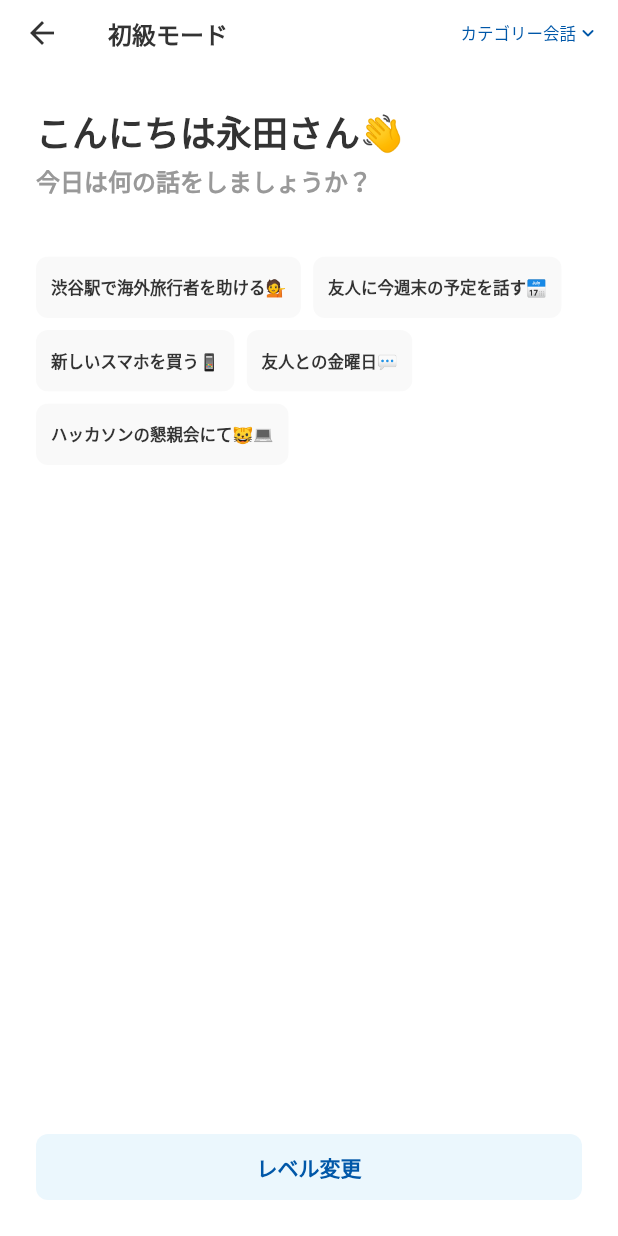
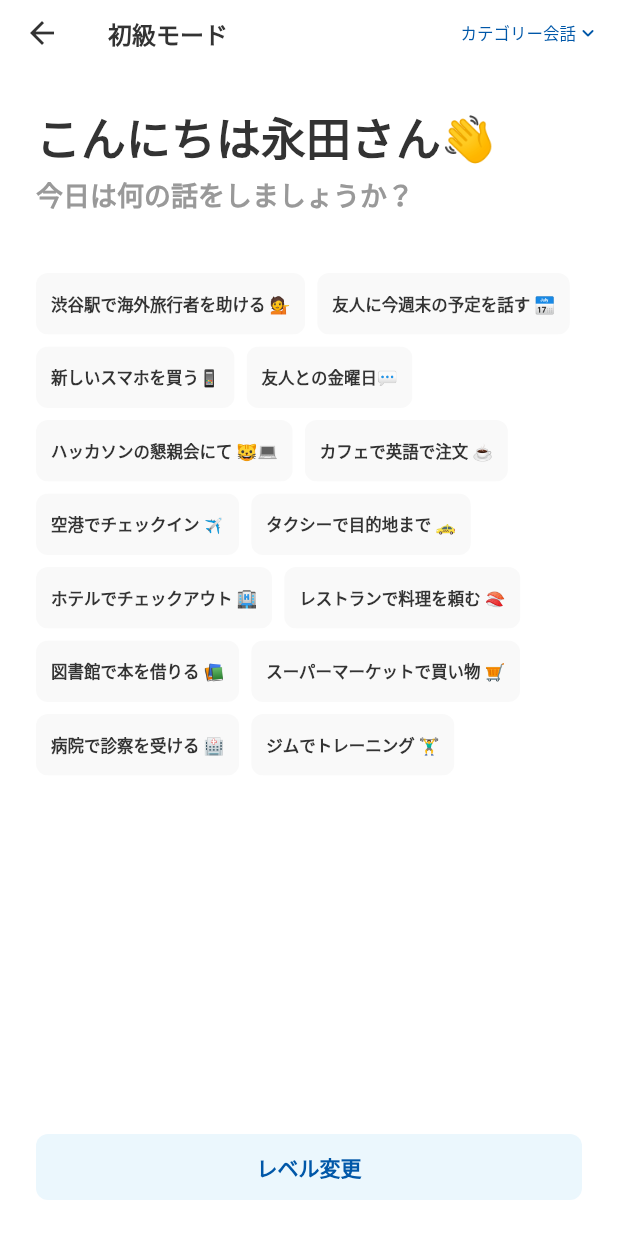
Before and after one commit to nagacotaco/team-tasan-tech, a Flutter app: the HomePage screen opened directly, on a phone screen of 412 x 824 dp. Run offline on Flutter 3.47's test engine with Material 2 defaults, Android fonts, the light colour scheme and no system bars; our stand-ins replace animated_text_kit, cloud_firestore, firebase_auth, firebase_core, flutter_riverpod, freezed_annotation and 3 more; missing offline and left inert: dart_openai; accounts and stored records are empty; generated files the repository leaves out were written again; Roboto replaces fonts that are missing (LineSeed).

Commit message:
♻️ UIを修正

```diff
--- a/lib/app/app_styles.dart
+++ b/lib/app/app_styles.dart
@@ -178,7 +178,6 @@ class AppStyle {
       titleTextStyle: text.titleMediumBold,
       toolbarTextStyle: text.titleMedium,
       backgroundColor: colors.backgroundColors.white,
-      // `toolbarHeight`はsliverAppBarには適応されないので個別の設定が必要
       toolbarHeight: dimens.appBarHeight,
       surfaceTintColor: colors.backgroundColors.white,
       elevation: 0,
@@ -196,7 +195,6 @@ class AppStyle {
       inputDecorationTheme: inputDecorationTheme,
       textSelectionTheme: textSelectionThemeData,
       appBarTheme: appBarTheme,
-      // todo 商用利用可能だがライセンスの表記が推奨されているため記載方法を検討する
       fontFamily: 'LineSeed',
       splashColor: colors.keyColor.transparent,
     );
--- a/lib/features/chat/application/providers/state/chat_page_notifier.dart
+++ b/lib/features/chat/application/providers/state/chat_page_notifier.dart
@@ -25,7 +25,7 @@ class ChatPageNotifier extends _$ChatPageNotifier {
   int counter = 0;
 
   /// 会話ラリーの上限
-  final int maxCounter = 10;
+  final int maxCounter = 7;
 
   // 進捗（0.0 ~ 1.0）
   double get progress => counter / maxCounter;
--- a/lib/features/chat/presentation/chat_page.dart
+++ b/lib/features/chat/presentation/chat_page.dart
@@ -144,8 +144,7 @@ class ChatPage extends ConsumerWidget {
                     InkWell(
                       onTap: () async {
                         await pageNotifier.onSendMessage();
-                        if (!pageState.isLoading &&
-                            pageNotifier.counter >= 10) {
+                        if (!pageState.isLoading && pageNotifier.counter >= 7) {
                           // 完了した会話を保持
                           pageNotifier.setFinishedConversation();
                           // ignore: use_build_context_synchronously
--- a/lib/features/home/domain/enum/themes.dart
+++ b/lib/features/home/domain/enum/themes.dart
@@ -3,7 +3,17 @@ enum Themes {
   weekend,
   phone,
   friend,
-  hackathon;
+  hackathon,
+  cafe,
+  airport,
+  taxi,
+  hotel,
+  restaurant,
+  library,
+  supermarket,
+  hospital,
+  gym,
+  ;
 
   String get keyStringEn {
     switch (this) {
@@ -17,21 +27,57 @@ enum Themes {
         return 'You are my friend. Invite me only for tonight.';
       case Themes.hackathon:
         return 'You and I are attending a reception at an app development event. Please talk to me.';
+      case Themes.cafe:
+        return 'You are ordering a drink at a cafe.';
+      case Themes.airport:
+        return 'You are at the airport and want to check in for your flight.';
+      case Themes.taxi:
+        return 'You want to go to a specific location using a taxi.';
+      case Themes.hotel:
+        return 'You want to check out from the hotel.';
+      case Themes.restaurant:
+        return 'You want to order food at a restaurant.';
+      case Themes.library:
+        return 'You are at the library and want to borrow a book.';
+      case Themes.supermarket:
+        return 'You are doing grocery shopping at the supermarket.';
+      case Themes.hospital:
+        return 'You are at the hospital for an appointment.';
+      case Themes.gym:
+        return 'You are at the gym and want to know how to use a machine.';
     }
   }
 
   String get keyStringJp {
     switch (this) {
       case Themes.shibuya:
-        return '渋谷駅で海外旅行者を助ける💁';
+        return '渋谷駅で海外旅行者を助ける 💁';
       case Themes.weekend:
-        return '友人に今週末の予定を話す📅';
+        return '友人に今週末の予定を話す 📅';
       case Themes.phone:
         return '新しいスマホを買う📱';
       case Themes.friend:
         return '友人との金曜日💬';
       case Themes.hackathon:
-        return 'ハッカソンの懇親会にて🐱‍💻';
+        return 'ハッカソンの懇親会にて 🐱‍💻';
+      case Themes.cafe:
+        return 'カフェで英語で注文 ☕';
+      case Themes.airport:
+        return '空港でチェックイン ✈️';
+      case Themes.taxi:
+        return 'タクシーで目的地まで 🚕';
+      case Themes.hotel:
+        return 'ホテルでチェックアウト 🏨';
+      case Themes.restaurant:
+        return 'レストランで料理を頼む 🍣';
+      case Themes.library:
+        return '図書館で本を借りる 📚';
+      case Themes.supermarket:
+        return 'スーパーマーケットで買い物 🛒';
+      case Themes.hospital:
+        return '病院で診察を受ける 🏥';
+      case Themes.gym:
+        return 'ジムでトレーニング 🏋️‍♂️';
     }
   }
 }
--- a/lib/features/home/presentation/screens/home_page.dart
+++ b/lib/features/home/presentation/screens/home_page.dart
@@ -124,26 +124,51 @@ class HomePage extends ConsumerWidget {
                     SizedBox(height: $styles.insets.p28),
                     Text(
                       'こんにちは永田さん👋',
-                      style: $styles.text.headlineMedium,
+                      style: $styles.text.headlineLarge,
                     ),
                     SizedBox(height: $styles.insets.p4),
                     Text(
                       '今日は何の話をしましょうか？',
-                      style: $styles.text.titleMediumBold
+                      style: $styles.text.titleLargeBold
                           .copyWith(color: $styles.colors.textColors.tertiary),
                     ),
                     SizedBox(height: $styles.insets.p40),
                     // * モード切り替え
                     homePageState.testMode == TestMode.freeTopic
-                        ? TextFormField(
-                            controller:
-                                homePageStateNotifier.themeInputController,
-                            decoration: InputDecoration(
-                              hintText: '例）入国審査の会話',
-                              hintStyle: $styles.text.titleMediumBold.copyWith(
-                                  color:
-                                      $styles.colors.functionalColors.inactive),
-                            ),
+                        ? Column(
+                            crossAxisAlignment: CrossAxisAlignment.start,
+                            children: [
+                              SizedBox(height: $styles.insets.p12),
+                              TextFormField(
+                                controller:
+                                    homePageStateNotifier.themeInputController,
+                                decoration: InputDecoration(
+                                  hintText: '例）入国審査の会話',
+                                  hintStyle: $styles.text.titleMediumBold
+                                      .copyWith(
+                                          color: $styles.colors.functionalColors
+                                              .inactive),
+                                ),
+                              ),
+                              SizedBox(height: $styles.insets.p16),
+                              Text(
+                                '・タクシーで目的地まで',
+                                style: $styles.text.labelMedium.copyWith(
+                                    color: $styles.colors.textColors.tertiary),
+                              ),
+                              SizedBox(height: $styles.insets.p4),
+                              Text(
+                                '・レストランで料理を頼む',
+                                style: $styles.text.labelMedium.copyWith(
+                                    color: $styles.colors.textColors.tertiary),
+                              ),
+                              SizedBox(height: $styles.insets.p4),
+                              Text(
+                                '・病院で診察を受ける',
+                                style: $styles.text.labelMedium.copyWith(
+                                    color: $styles.colors.textColors.tertiary),
+                              )
+                            ],
                           )
                         : Wrap(
                             runSpacing: $styles.insets.p8,
```
